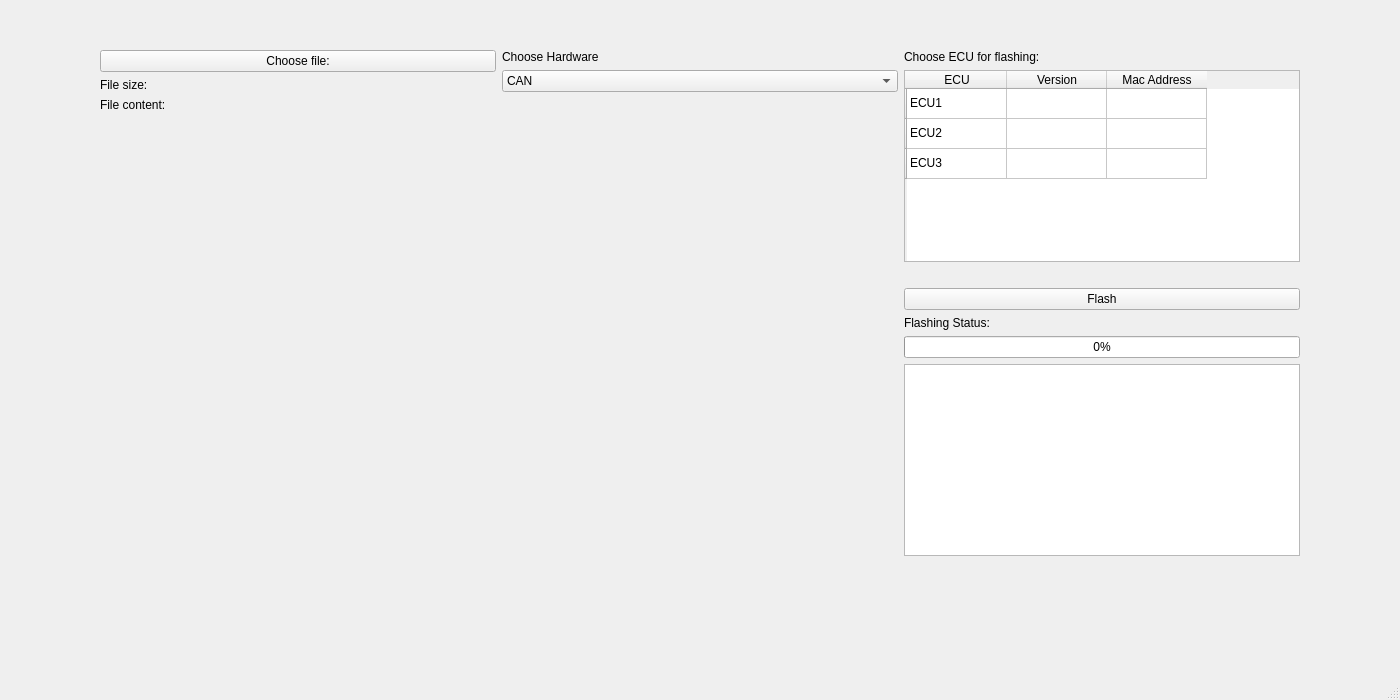
amosproj/amos2024ss07-updating-flash-boot-loader, file WINDOWS_GUI/mainwindow.ui: the form before one commit.
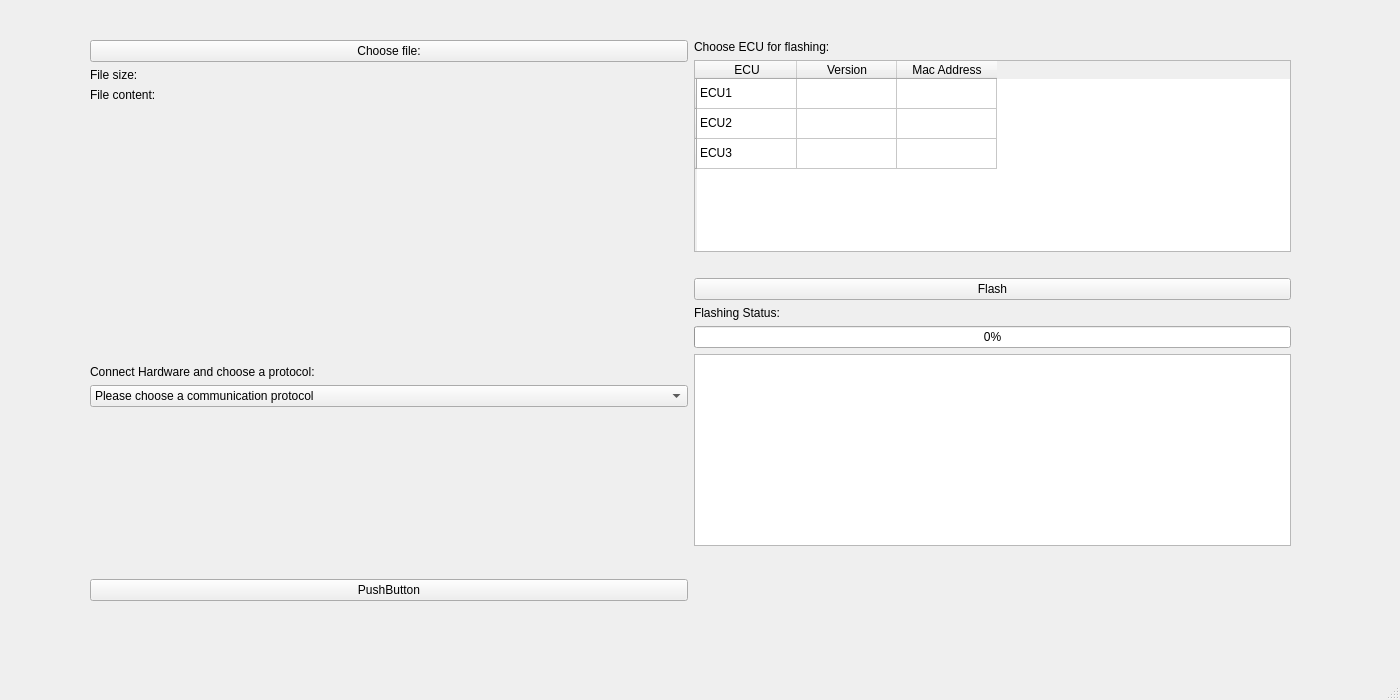
The form after the commit.

Diff of the .ui file:
```diff
--- a/WINDOWS_GUI/mainwindow.ui
+++ b/WINDOWS_GUI/mainwindow.ui
@@ -17,10 +17,10 @@
    <widget class="QWidget" name="horizontalLayoutWidget">
     <property name="geometry">
      <rect>
-      <x>100</x>
-      <y>50</y>
-      <width>1200</width>
-      <height>600</height>
+      <x>90</x>
+      <y>40</y>
+      <width>1201</width>
+      <height>581</height>
      </rect>
     </property>
     <layout class="QHBoxLayout" name="horizontalLayout">
@@ -61,31 +61,21 @@
         </spacer>
        </item>
        <item>
-        <spacer name="horizontalSpacer_1">
-         <property name="orientation">
-          <enum>Qt::Horizontal</enum>
-         </property>
-         <property name="sizeHint" stdset="0">
-          <size>
-           <width>40</width>
-           <height>20</height>
-          </size>
-         </property>
-        </spacer>
-       </item>
-      </layout>
-     </item>
-     <item>
       <layout class="QVBoxLayout" name="verticalLayout_channel">
        <item>
         <widget class="QLabel" name="label_channel">
          <property name="text">
-          <string>Choose Hardware</string>
+            <string>Connect Hardware and choose a protocol:</string>
          </property>
         </widget>
        </item>
        <item>
         <widget class="QComboBox" name="comboBox_channel">
+           <item>
+            <property name="text">
+             <string>Please choose a communication protocol</string>
+            </property>
+           </item>
          <item>
           <property name="text">
            <string>CAN</string>
@@ -111,13 +101,20 @@
          <property name="sizeHint" stdset="0">
           <size>
            <width>20</width>
-           <height>40</height>
+             <height>13</height>
           </size>
          </property>
         </spacer>
        </item>
        <item>
-        <spacer name="horizontalSpacer_4">
+          <widget class="QPushButton" name="button_test_channel">
+           <property name="text">
+            <string>PushButton</string>
+           </property>
+          </widget>
+         </item>
+         <item>
+          <spacer name="horizontalSpacer_1">
          <property name="orientation">
           <enum>Qt::Horizontal</enum>
          </property>
@@ -128,6 +125,8 @@
           </size>
          </property>
         </spacer>
+         </item>
+        </layout>
        </item>
       </layout>
      </item>
```
Left out of the diff: 2 changed lines with no effect on the pictures. Lines whose indentation alone changed are shown as unchanged.
